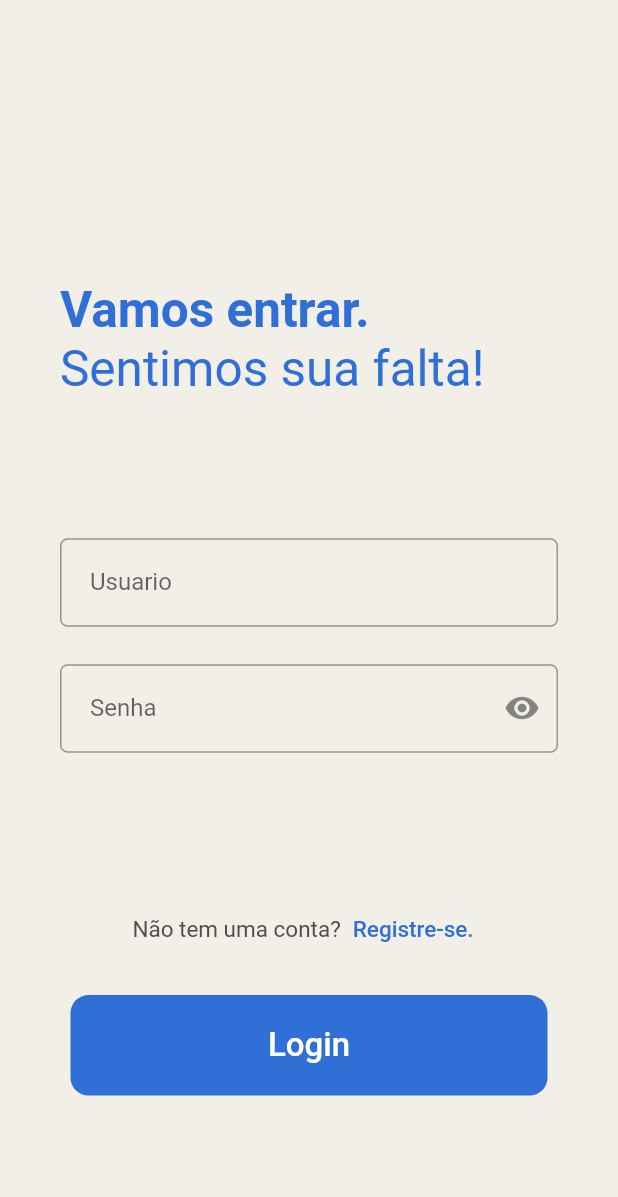
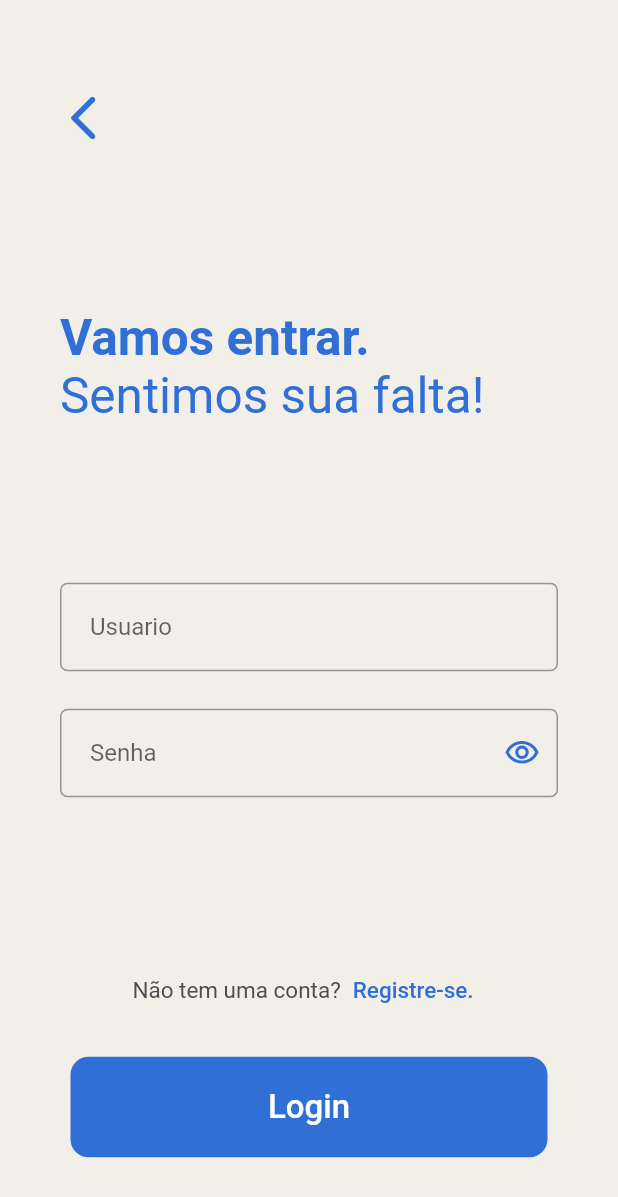
Before and after one commit to RicMerces/TaskzyChallenge, a Flutter app: the screen it shows after launch, after a tap on "Login", on a phone screen of 412 x 824 dp. Shown: the top 1197 px of the screen. Run offline on Flutter 3.47's test engine with Material 2 defaults, Android fonts, the phone set to English and light mode, and no system bars.

Commit message:
Login Screen v1

```diff
--- a/taskzy/lib/pages/Login.dart
+++ b/taskzy/lib/pages/Login.dart
@@ -1,4 +1,5 @@
 import 'package:flutter/material.dart';
+import 'package:taskzy/pages/Start.dart';
 
 class Login extends StatefulWidget {
   const Login({Key? key}) : super(key: key);
@@ -15,11 +16,27 @@ class _LoginState extends State<Login> {
     return Scaffold(
       backgroundColor: Color(0xffF2EFE9),
       body: Column(
-        mainAxisAlignment: MainAxisAlignment.spaceEvenly,
+        mainAxisAlignment: MainAxisAlignment.spaceAround,
         children: [
-          Padding(
-            padding: EdgeInsets.zero,
-            child: Container(),
+          Row(
+            children: [
+              Padding(
+                padding: EdgeInsets.only(left: 30),
+                child: IconButton(
+                    onPressed: () {
+                      Navigator.push(
+                          context,
+                          MaterialPageRoute(
+                            builder: (context) => const Start(),
+                          ));
+                    },
+                    icon: Icon(
+                      Icons.arrow_back_ios_rounded,
+                      color: Color(0xffff306FD5),
+                      size: 36,
+                    )),
+              )
+            ],
           ),
           Padding(
               padding: EdgeInsets.only(left: 40, right: 40),
@@ -63,8 +80,9 @@ class _LoginState extends State<Login> {
                       labelText: 'Senha',
                       suffixIcon: IconButton(
                           icon: Icon(_isObscure
-                              ? Icons.visibility
-                              : Icons.visibility_off),
+                              ? Icons.visibility_outlined
+                              : Icons.visibility_off_outlined),
+                          color: Color(0xff306FD5),
                           onPressed: () {
                             setState(() {
                               _isObscure = !_isObscure;
```
